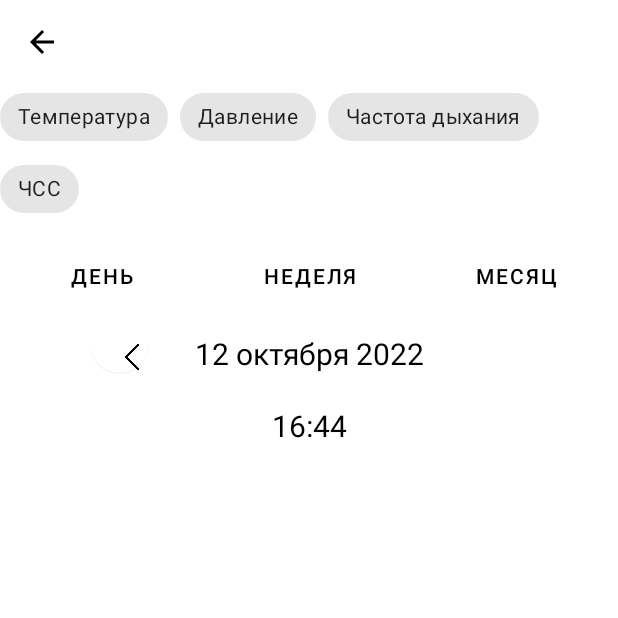
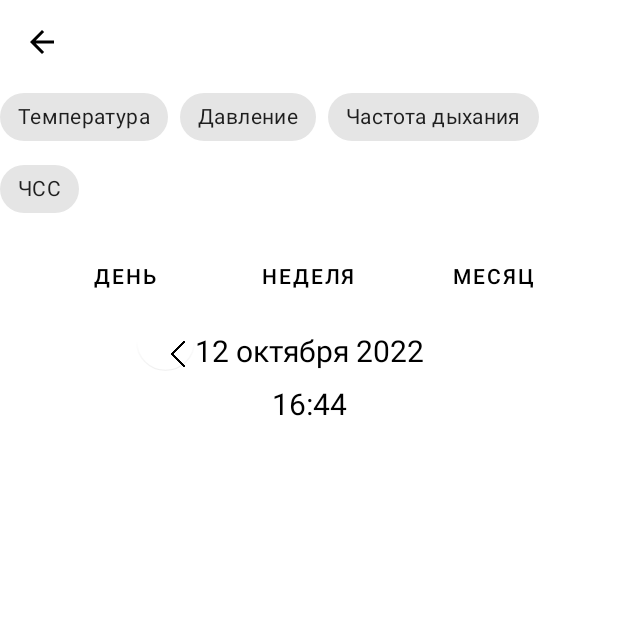
Before and after one commit to AlexSergo/MyPet, an Android app: the fragment MoreDataFragment placed in its activity, on a phone screen of 412 x 824 dp, the top half of it. Run offline under Robolectric (Android 15) with nearby library versions, the phone set to English and light mode, and no system bars; our stand-ins replace navigation-ui; libraries missing offline, so code that uses them is left out: com.jjoe64.graphview; 1 statement that could not run was skipped.

Commit message:
fix graphs

```diff
--- a/app/src/main/java/com/example/mypet/presentation/ui/Graph.kt
+++ b/app/src/main/java/com/example/mypet/presentation/ui/Graph.kt
@@ -1,4 +1,6 @@
 package com.example.mypet.presentation.ui
+
+import java.util.*
 
 data class Graph(
     val name: String,
--- a/app/src/main/java/com/example/mypet/presentation/ui/MainActivity.kt
+++ b/app/src/main/java/com/example/mypet/presentation/ui/MainActivity.kt
@@ -44,11 +44,11 @@ class MainActivity : AppCompatActivity(), MainActivityCallback {
             email = intent.getStringExtra("clientEmail")!!)
 
         //    viewModel.getPets(user.id)
-        viewModel.getPetsLiveData().observe(this, Observer {
+     /*   viewModel.getPetsLiveData().observe(this, Observer {
             it?.let {
                 pets = it
             }
-        })
+        })*/
 
         binding.bottomNavigation.setOnItemSelectedListener {
             binding.bottomNavigation.itemIconTintList = null
--- a/app/src/main/java/com/example/mypet/presentation/ui/MoreDataFragment.kt
+++ b/app/src/main/java/com/example/mypet/presentation/ui/MoreDataFragment.kt
@@ -10,10 +10,17 @@ import androidx.lifecycle.ViewModelProvider
 import com.example.mypet.data.RepositoryInitializer
 import com.example.mypet.databinding.FragmentMoreDataBinding
 import com.example.mypet.domain.Period
+import com.example.mypet.domain.model.parameters.*
 import com.example.mypet.presentation.view_model.PetViewModel
 import com.example.mypet.presentation.view_model.ViewModelFactory
 import com.google.android.material.chip.Chip
 import com.google.android.material.chip.ChipGroup
+import java.time.LocalDate
+import java.time.LocalDateTime
+import java.time.ZoneId
+import java.time.ZoneOffset.UTC
+import java.time.format.DateTimeFormatter
+import java.util.*
 
 class MoreDataFragment : Fragment() {
 
@@ -65,18 +72,55 @@ class MoreDataFragment : Fragment() {
     private fun getParametersForPeriod(): MutableMap<String, Graph>{
         val graphMap = mutableMapOf<String, Graph>()
         val callback = requireActivity() as MainActivityCallback
-        val pets = callback.getPets()
-        if (pets.isNotEmpty()) {
-            viewModel.getParameters(pets[0].id, Period.HOUR)
-            viewModel.getParametersLiveData().observe(requireActivity(), Observer{
-                it?.let {
+    //    val pets = callback.getPets()
+       // if (pets.isNotEmpty()) {
+
+            val parameters = mutableListOf<Parameters>()
+            parameters.add(Parameters(
+                breathingRate = BreathingRate(50),
+                heartRate = HeartRate(30),
+                temperature = Temperature(38.7f),
+                date = "0",
+                pressure = Pressure(topPressure = 110, lowerPressure = 90)
+            ))
+            parameters.add(Parameters(
+                breathingRate = BreathingRate(60),
+                heartRate = HeartRate(25),
+                temperature = Temperature(37.9f),
+                date = "1",
+                pressure = Pressure(topPressure = 105, lowerPressure = 93)
+            ))
+            parameters.add(Parameters(
+                breathingRate = BreathingRate(55),
+                heartRate = HeartRate(35),
+                temperature = Temperature(38.0f),
+                date = "2",
+                pressure = Pressure(topPressure = 109, lowerPressure = 85)
+            ))
+            parameters.add(Parameters(
+                breathingRate = BreathingRate(53),
+                heartRate = HeartRate(39),
+                temperature = Temperature(37.5f),
+                date = "3",
+                pressure = Pressure(topPressure = 112, lowerPressure = 91)
+            ))
+        parameters.add(Parameters(
+            breathingRate = BreathingRate(53),
+            heartRate = HeartRate(39),
+            temperature = Temperature(37.0f),
+            date = "4",
+            pressure = Pressure(topPressure = 112, lowerPressure = 91)
+        ))
+         //   viewModel.getParameters(pets[0].id, Period.HOUR)
+        //    viewModel.getParametersLiveData().observe(requireActivity(), Observer{
+               // it?.let {
                     val tempValue = mutableListOf<Float>()
                     val breathingRateValue = mutableListOf<Float>()
                     val heartRateValue = mutableListOf<Float>()
                     val topPressureValue = mutableListOf<Float>()
                     val lowPressureValue = mutableListOf<Float>()
                     val period = mutableListOf<String>()
-                    for (params in it) {
+                    for (params in parameters) {
                         tempValue.add(params.temperature.temperature)
                         heartRateValue.add(params.heartRate.heartRate.toFloat())
                         topPressureValue.add(params.pressure.topPressure.toFloat())
@@ -89,9 +133,9 @@ class MoreDataFragment : Fragment() {
                         Graph("Частота дыхания", period, breathingRateValue)
                     graphMap["ЧСС"] = Graph("ЧСС", period, heartRateValue)
                     graphMap["Давление"] = Graph("Давление", period, topPressureValue)
-                }
-            })
-        }
+                //}
+            //})
+      //  }
         return graphMap
     }
 }
--- a/app/src/main/res/layout/fragment_more_data.xml
+++ b/app/src/main/res/layout/fragment_more_data.xml
@@ -72,83 +72,95 @@
 
         </com.google.android.material.appbar.CollapsingToolbarLayout>
 
-        <RelativeLayout
-            android:layout_width="wrap_content"
+        <androidx.constraintlayout.widget.ConstraintLayout
+            android:layout_width="match_parent"
             android:layout_height="wrap_content"
             app:layout_collapseMode="pin">
 
+        <LinearLayout
+            android:id="@+id/linear"
+            android:layout_width="match_parent"
+            android:layout_height="wrap_content"
+            app:layout_constraintTop_toTopOf="parent"
+            app:layout_constraintStart_toStartOf="parent"
+            android:layout_marginTop="10dp"
+            android:gravity="center"
+            app:layout_collapseMode="pin">
+
             <Button
+                android:layout_marginEnd="16dp"
                 android:id="@+id/button"
                 android:layout_width="wrap_content"
                 android:layout_height="wrap_content"
-                android:layout_marginStart="23dp"
-                android:layout_marginTop="10dp"
                 android:background="#00FFFFFF"
                 android:text="@string/day"
                 android:textColor="@color/black"
                 app:layout_collapseMode="pin" />
 
             <Button
+                android:layout_marginEnd="16dp"
+                android:layout_marginStart="16dp"
                 android:id="@+id/button2"
                 android:layout_width="wrap_content"
                 android:layout_height="wrap_content"
-                android:layout_marginStart="160dp"
-                android:layout_marginTop="10dp"
                 android:background="#00FFFFFF"
                 android:text="@string/week"
                 android:textColor="@color/black"
                 app:layout_collapseMode="pin"/>
 
             <Button
+                android:layout_marginStart="16dp"
                 android:id="@+id/button3"
                 android:layout_width="wrap_content"
                 android:layout_height="wrap_content"
-                android:layout_marginStart="300dp"
-                android:layout_marginTop="10dp"
                 android:background="#00FFFFFF"
                 android:text="@string/month"
                 android:textColor="@color/black"
                 app:layout_collapseMode="pin" />
+        </LinearLayout>
 
             <com.google.android.material.floatingactionbutton.FloatingActionButton
                 android:id="@+id/btn_less"
                 android:layout_width="44dp"
                 android:layout_height="39dp"
                 android:layout_marginStart="60dp"
-                android:layout_marginTop="60dp"
                 android:clickable="true"
                 android:elevation="0dp"
                 android:src="@drawable/less"
                 app:backgroundTint="#00FFFFFF"
                 app:elevation="0dp"
-                app:layout_collapseMode="pin"/>
+                app:layout_collapseMode="pin"
+                app:layout_constraintTop_toBottomOf="@+id/linear"
+                app:layout_constraintEnd_toStartOf="@+id/day_month_year" />
 
             <TextView
                 android:id="@+id/day_month_year"
-                android:layout_marginTop="72dp"
-                android:layout_marginLeft="100dp"
-                android:layout_marginRight="100dp"
+                android:layout_marginTop="12dp"
+                android:textSize="20sp"
+                android:layout_width="wrap_content"
+                android:layout_height="wrap_content"
+                android:gravity="center"
+                android:text="12 октября 2022"
+                android:textColor="@color/black"
+                app:layout_collapseMode="pin"
+                app:layout_constraintTop_toTopOf="@id/btn_less"
+                app:layout_constraintEnd_toEndOf="parent"
+                app:layout_constraintStart_toStartOf="parent"/>
+
+            <TextView
+                android:id="@+id/time"
+                android:layout_marginTop="8dp"
                 android:textSize="20sp"
                 android:layout_width="match_parent"
                 android:layout_height="wrap_content"
                 android:gravity="center"
-                android:text="12 октября 2022"
-                android:textColor="@color/black"
-                app:layout_collapseMode="pin"/>
-
-            <TextView
-                android:id="@+id/time"
-                android:layout_marginTop="120dp"
-                android:textSize="20sp"
-                android:layout_width="match_parent"
-                android:layout_height="wrap_content"
-                android:layout_marginLeft="100dp"
-                android:layout_marginRight="100dp"
-                android:gravity="center"
                 android:text="16:44"
                 android:textColor="@color/black"
-                app:layout_collapseMode="pin"/>
-        </RelativeLayout>
+                app:layout_collapseMode="pin"
+                app:layout_constraintTop_toBottomOf="@+id/btn_less"
+                app:layout_constraintStart_toStartOf="parent"
+                app:layout_constraintEnd_toEndOf="parent"/>
+        </androidx.constraintlayout.widget.ConstraintLayout>
     </com.google.android.material.appbar.AppBarLayout>
 
     <androidx.recyclerview.widget.RecyclerView
--- a/app/src/main/res/layout/graph_item.xml
+++ b/app/src/main/res/layout/graph_item.xml
@@ -14,7 +14,8 @@
         android:layout_height="wrap_content" />
     <com.jjoe64.graphview.GraphView
         android:id="@+id/chart"
-        android:layout_width="match_parent"
-        android:layout_height="300dip" />
+        android:layout_width="350dip"
+        android:layout_height="300dip"
+        android:layout_marginBottom="60dp"/>
 
 </LinearLayout>
```
Also changed, not shown: app/src/main/java/com/example/mypet/presentation/ui/GraphAdapter.kt (+4 -5 lines), app/src/main/java/com/example/mypet/presentation/ui/SignInFragment.kt (+6 -4 lines), app/src/main/res/layout/activity_main.xml (+6 -3 lines), app/src/main/res/layout/fragment_pressure.xml (+16 -4 lines).
